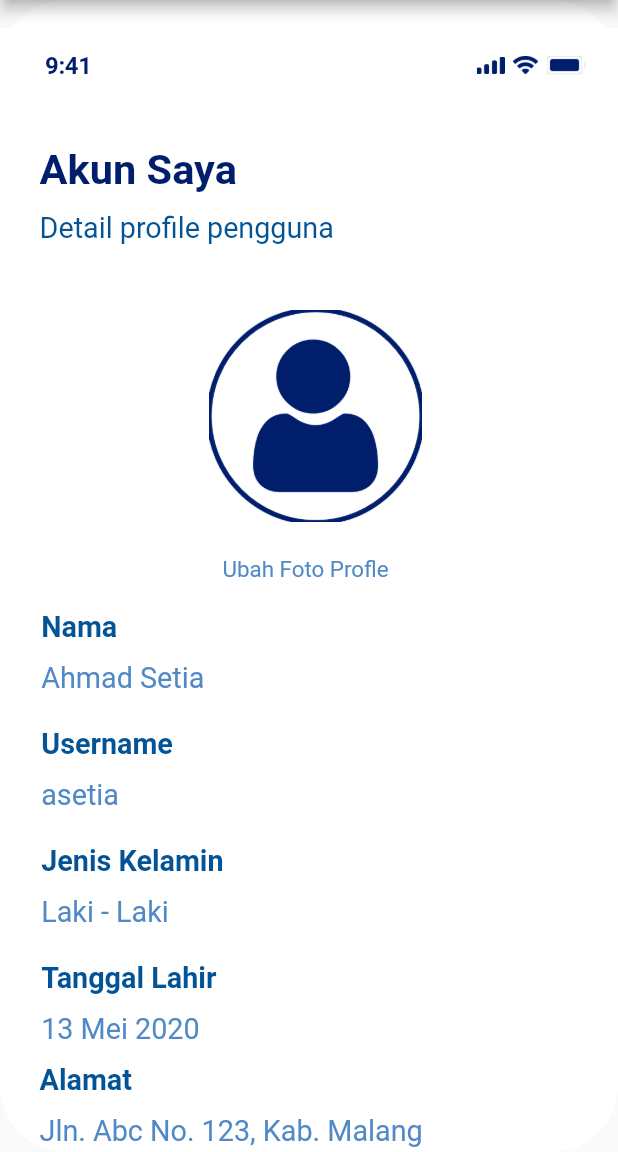
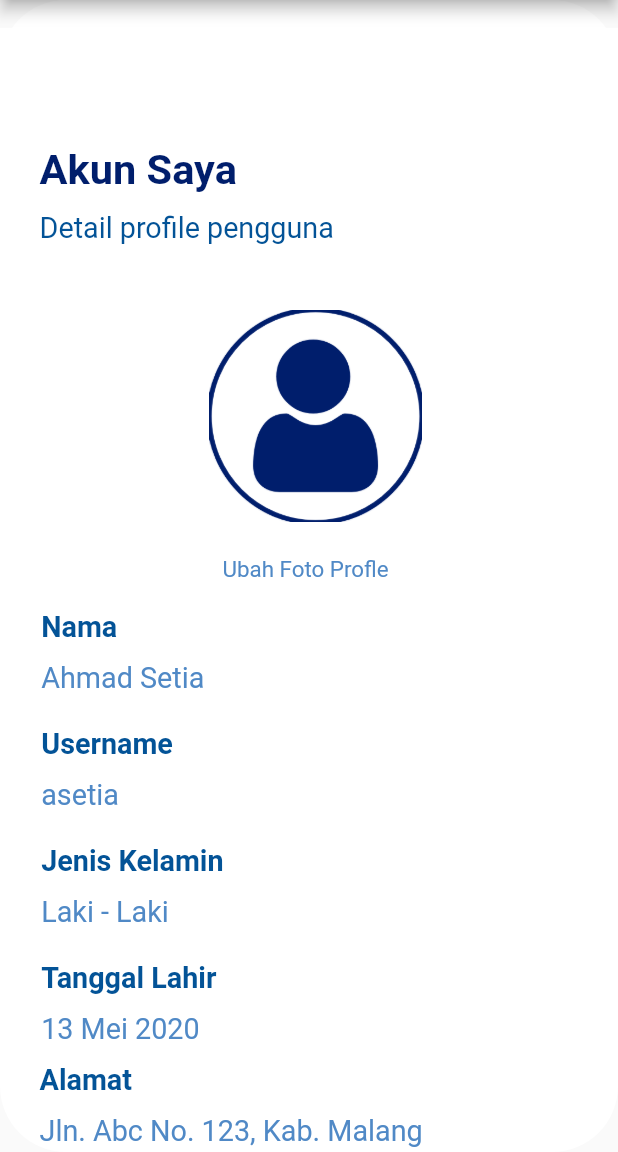
Before and after one commit to imam-f-gund/flutter_aplikasi_wisata, a Flutter app: the Scene2 screen opened directly, after a tap on "Akun", on a phone screen of 412 x 824 dp, the part 84-1236 px from its top. Run offline on Flutter 3.47's test engine with Material 2 defaults, Android fonts, the light colour scheme and no system bars; our stand-ins replace google_fonts; Roboto replaces fonts that are missing (SF Pro Text).

Commit message:
update icon seach

```diff
--- a/lib/page-1/akun.dart
+++ b/lib/page-1/akun.dart
@@ -76,64 +76,6 @@ class SceneAkun extends StatelessWidget {
                   height: 44 * fem,
                   decoration: BoxDecoration(
                     color: Color(0xffffffff),
-                  ),
-                  child: Row(
-                    crossAxisAlignment: CrossAxisAlignment.center,
-                    children: [
-                      Container(
-                        // time9cF (1:148)
-                        margin: EdgeInsets.fromLTRB(
-                            0 * fem, 0 * fem, 233.5 * fem, 0 * fem),
-                        child: Text(
-                          '9:41',
-                          textAlign: TextAlign.center,
-                          style: SafeGoogleFont(
-                            'SF Pro Text',
-                            fontSize: 15 * ffem,
-                            fontWeight: FontWeight.w600,
-                            height: 1.3333333333 * ffem / fem,
-                            letterSpacing: -0.2399999946 * fem,
-                            color: Color(0xff001e6c),
-                          ),
-                        ),
-                      ),
-                      Container(
-                        // cellularconnectionAGT (1:142)
-                        margin: EdgeInsets.fromLTRB(
-                            0 * fem, 0 * fem, 5 * fem, 0.66 * fem),
-                        width: 17 * fem,
-                        height: 10.67 * fem,
-                        child: Image.asset(
-                          'assets/page-1/images/cellular-connection-a7d.png',
-                          width: 17 * fem,
-                          height: 10.67 * fem,
-                        ),
-                      ),
-                      Container(
-                        // wifipro (1:138)
-                        margin: EdgeInsets.fromLTRB(
-                            0 * fem, 0 * fem, 5 * fem, 1 * fem),
-                        width: 15.33 * fem,
-                        height: 11 * fem,
-                        child: Image.asset(
-                          'assets/page-1/images/wifi-yCf.png',
-                          width: 15.33 * fem,
-                          height: 11 * fem,
-                        ),
-                      ),
-                      Container(
-                        // batteryWzX (1:134)
-                        margin: EdgeInsets.fromLTRB(
-                            0 * fem, 0 * fem, 0 * fem, 0.66 * fem),
-                        width: 24.33 * fem,
-                        height: 11.33 * fem,
-                        child: Image.asset(
-                          'assets/page-1/images/battery-iks.png',
-                          width: 24.33 * fem,
-                          height: 11.33 * fem,
-                        ),
-                      ),
-                    ],
                   ),
                 ),
               ),
--- a/lib/page-1/home.dart
+++ b/lib/page-1/home.dart
@@ -238,6 +238,7 @@ class Scene2 extends StatelessWidget {
                       // ),
                       child: TextField(
                         decoration: InputDecoration(
+                          prefixIcon: Icon(Icons.search),
                           border: OutlineInputBorder(
                             borderRadius: BorderRadius.circular(10.0),
                           ),
```
